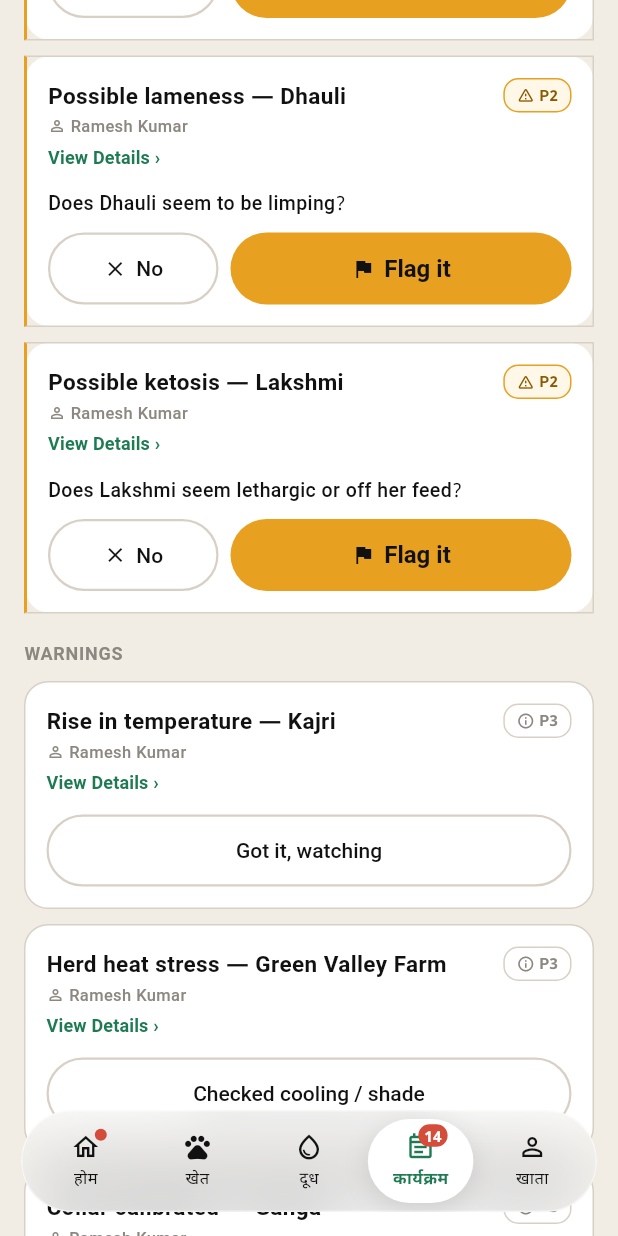
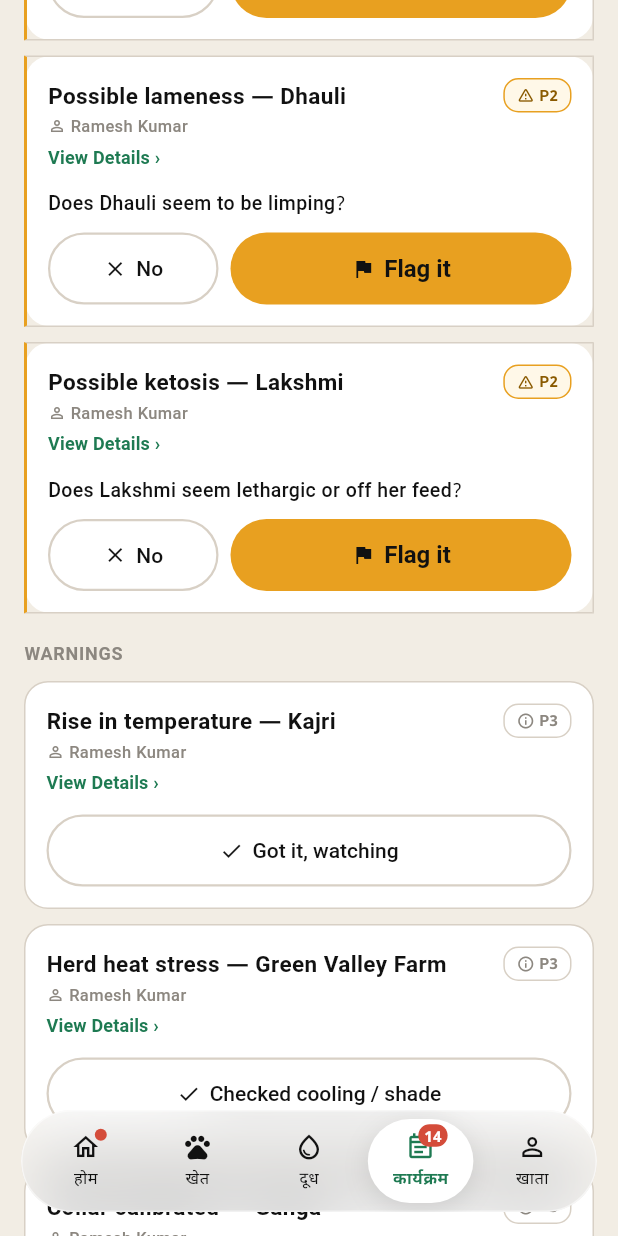
Before and after one commit to vaseey21/Vanix, a Flutter app: the EventsScreen screen opened directly with empty values, scrolled down 1728 dp, on a phone screen of 412 x 824 dp. Run offline on Flutter 3.47's test engine with Material 3 defaults, Android fonts, the phone set to English and light mode, and no system bars.

Commit message:
auto: save changes

```diff
--- a/flutter_app/lib/screens/events_screen.dart
+++ b/flutter_app/lib/screens/events_screen.dart
@@ -1428,7 +1428,7 @@ class _EventsScreenState extends State<EventsScreen> {
         meta: meta,
         child: Padding(
           padding: const EdgeInsets.only(top: 12),
-          child: SizedBox(width: double.infinity, child: OutlinedButton(onPressed: () => onChange(_AckState.acknowledged), child: Text(buttonLabel))),
+          child: SizedBox(width: double.infinity, child: OutlinedButton(onPressed: () => onChange(_AckState.acknowledged), child: _iconLabel(Icons.check, buttonLabel))),
         ),
       );
     }
```
